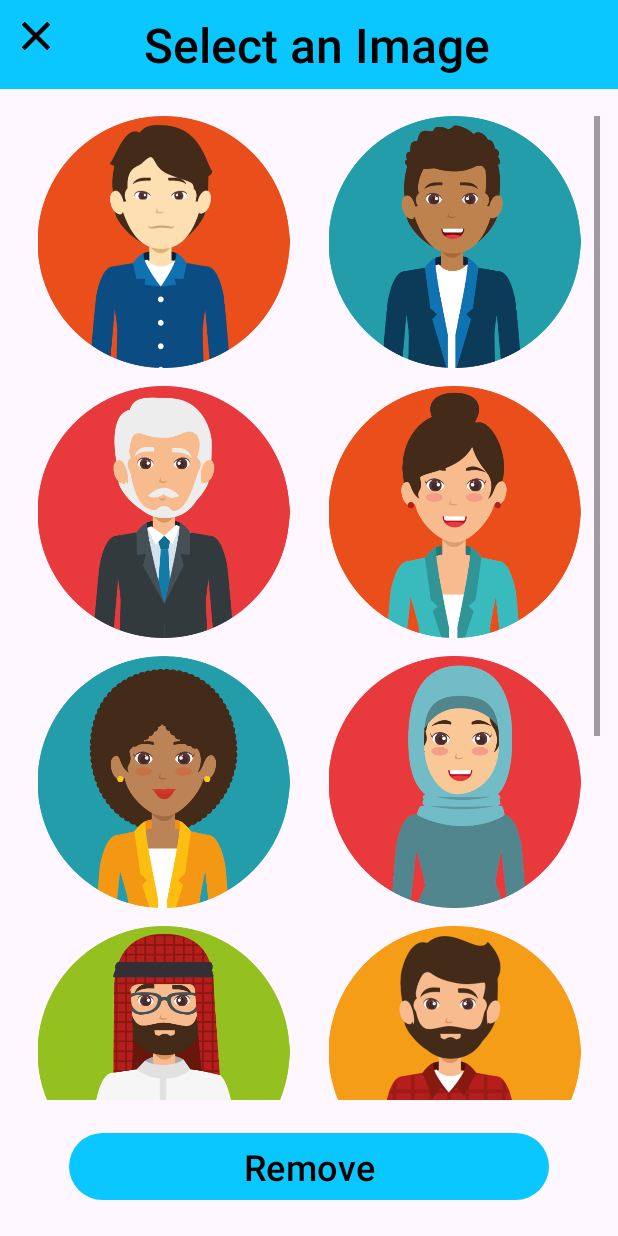
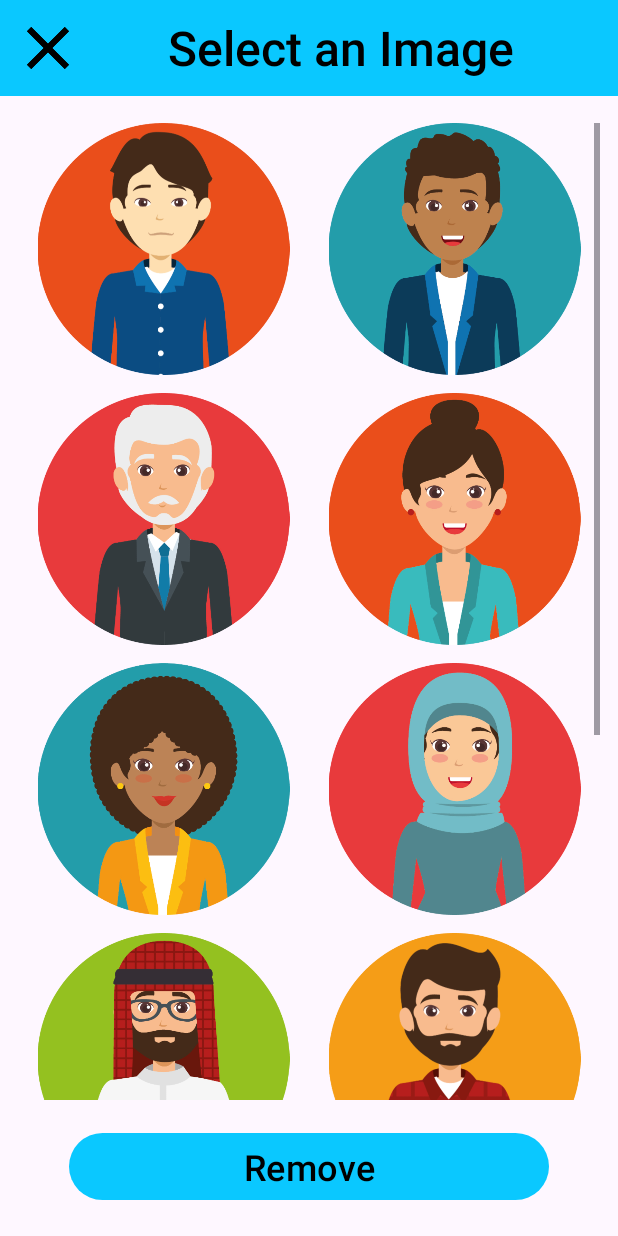
Before and after one commit to I-Lima/phone-book-kotlin, an Android app: the ContactImageSelectionActivity screen opened directly, with no data from a screen before it, on a phone screen of 412 x 824 dp. Run offline under Robolectric (Android 15) with nearby library versions, the phone set to English and light mode, and no system bars.

Commit message:
Change the size icon ic_close.xml

```diff
--- a/app/src/main/res/drawable/ic_close.xml
+++ b/app/src/main/res/drawable/ic_close.xml
@@ -1,5 +1,5 @@
-<vector android:height="32dp" android:tint="#000000"
+<vector android:height="48dp" android:tint="#000000"
     android:viewportHeight="24" android:viewportWidth="24"
-    android:width="32dp" xmlns:android="http://schemas.android.com/apk/res/android">
+    android:width="48dp" xmlns:android="http://schemas.android.com/apk/res/android">
     <path android:fillColor="@android:color/white" android:pathData="M19,6.41L17.59,5 12,10.59 6.41,5 5,6.41 10.59,12 5,17.59 6.41,19 12,13.41 17.59,19 19,17.59 13.41,12z"/>
 </vector>
```
